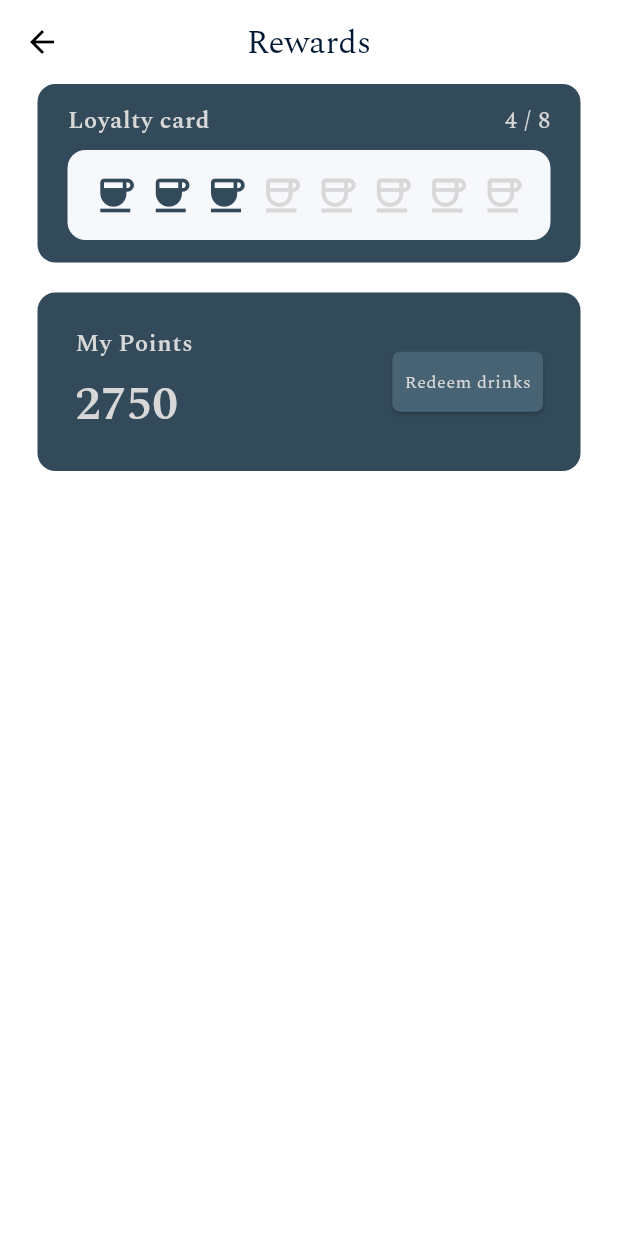
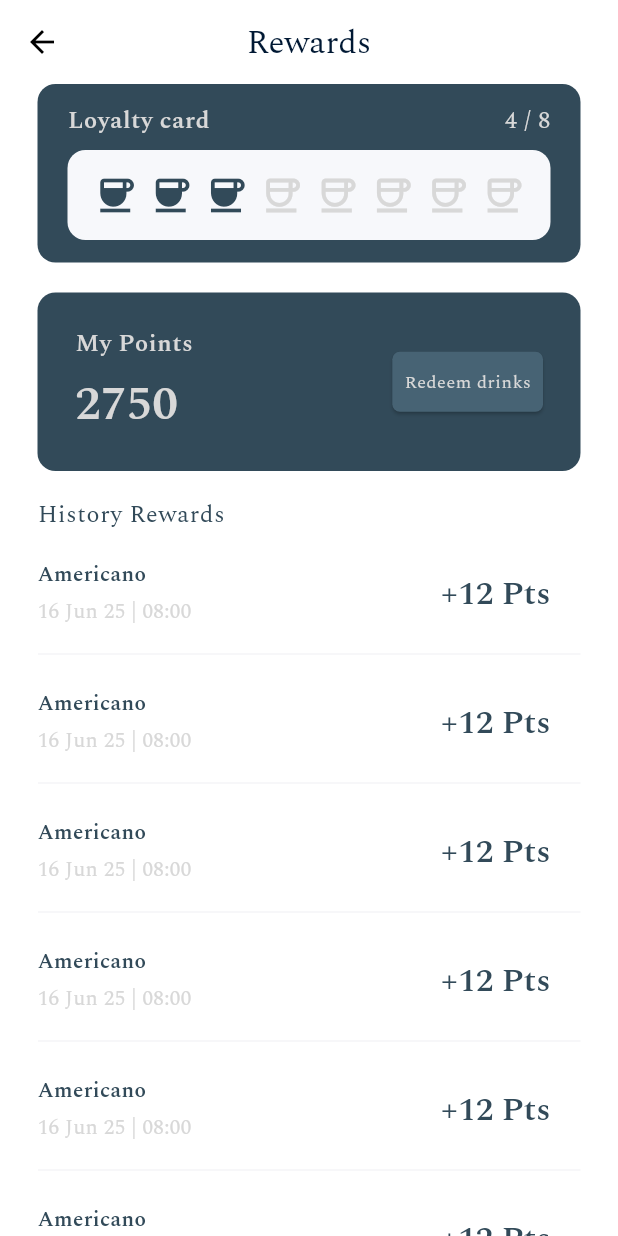
Before and after one commit to mrcodefrost/caffigo, a Flutter app: the RewardsScreen screen opened by its route, on a phone screen of 412 x 824 dp. Run offline on Flutter 3.47's test engine with Material 3 defaults, Android fonts, the phone set to English and light mode, and no system bars; our stand-ins replace get, get_storage, google_fonts, pinput; accounts and stored records are empty.

Commit message:
Rewards screen improved

```diff
--- a/lib/routes/routes.dart
+++ b/lib/routes/routes.dart
@@ -3,8 +3,8 @@ import 'package:caffigo/src/auth/view/screens/sign_in_screen.dart';
 import 'package:caffigo/src/auth/view/screens/sign_up_screen.dart';
 import 'package:caffigo/src/auth/view/screens/verification_screen.dart';
 import 'package:caffigo/src/common/screens/bottom_nav_bar.dart';
-import 'package:caffigo/src/history/view/screens/history_screen.dart';
 import 'package:caffigo/src/menu/view/screens/menu_screen.dart';
+import 'package:caffigo/src/orders/view/screens/orders_screen.dart';
 import 'package:caffigo/src/rewards/view/screens/redeem_screen.dart';
 import 'package:caffigo/src/rewards/view/screens/rewards_screen.dart';
 import 'package:get/get.dart';
@@ -27,7 +27,7 @@ class RouteName {
   static const String profile = '/profile';
   static const String rewards = '/rewards';
   static const String redeem = '/redeem';
-  static const String history = '/history';
+  static const String orders = '/orders';
 }
 
 class StorePageRoute {
@@ -122,8 +122,8 @@ class StorePageRoute {
     //
     // // 🟠 Orders
     GetPage(
-      name: RouteName.history,
-      page: () => const HistoryScreen(),
+      name: RouteName.orders,
+      page: () => OrdersScreen(),
       transition: Transition.rightToLeft,
     ),
   ];
--- a/lib/src/rewards/view/screens/rewards_screen.dart
+++ b/lib/src/rewards/view/screens/rewards_screen.dart
@@ -14,9 +14,10 @@ class RewardsScreen extends StatelessWidget {
       body: Padding(
         padding: const EdgeInsets.symmetric(horizontal: 25.0),
         child: Column(
+          crossAxisAlignment: CrossAxisAlignment.start,
+          spacing: 20,
           children: [
             RewardsLoyaltyCard(),
-            const SizedBox(height: 20),
             Container(
               padding: EdgeInsets.all(25),
               decoration: BoxDecoration(
@@ -64,9 +65,74 @@ class RewardsScreen extends StatelessWidget {
                 ],
               ),
             ),
+            Text(
+              'History Rewards',
+              style: context.textTheme.bodyLarge!.copyWith(
+                color: TextColor.blue,
+              ),
+            ),
+            RewardsScrollList()
           ],
         ),
       ),
+    );
+  }
+}
+
+class RewardsScrollList extends StatelessWidget {
+  const RewardsScrollList({
+    super.key,
+  });
+
+  @override
+  Widget build(BuildContext context) {
+    return Expanded(
+      child: ListView.builder(
+          itemCount: 10,
+          shrinkWrap: true,
+          itemBuilder: (context, index) {
+            return Column(
+              children: [
+                Row(
+                  mainAxisAlignment: MainAxisAlignment.spaceBetween,
+                  children: [
+                    Column(
+                      crossAxisAlignment: CrossAxisAlignment.start,
+                      children: [
+                        Text(
+                          'Americano',
+                          style: context.textTheme.bodyMedium!.copyWith(
+                            color: TextColor.blue,
+                            fontWeight: FontWeight.w600,
+                          ),
+                        ),
+                        const SizedBox(height: 5),
+                        Text(
+                          '16 Jun 25 | 08:00',
+                          style: context.textTheme.bodyMedium!.copyWith(
+                            color: TextColor.paleGrey,
+                          ),
+                        ),
+                      ],
+                    ),
+                    Padding(
+                      padding: const EdgeInsets.only(right: 20),
+                      child: Text(
+                        '+12 Pts',
+                        style: context.textTheme.titleLarge!.copyWith(
+                          color: TextColor.blue,
+                          fontWeight: FontWeight.w600,
+                        ),
+                      ),
+                    ),
+                  ],
+                ),
+                const SizedBox(height: 10),
+                Divider(color: DividerColor.cement),
+                const SizedBox(height: 15),
+              ],
+            );
+          }),
     );
   }
 }
```
